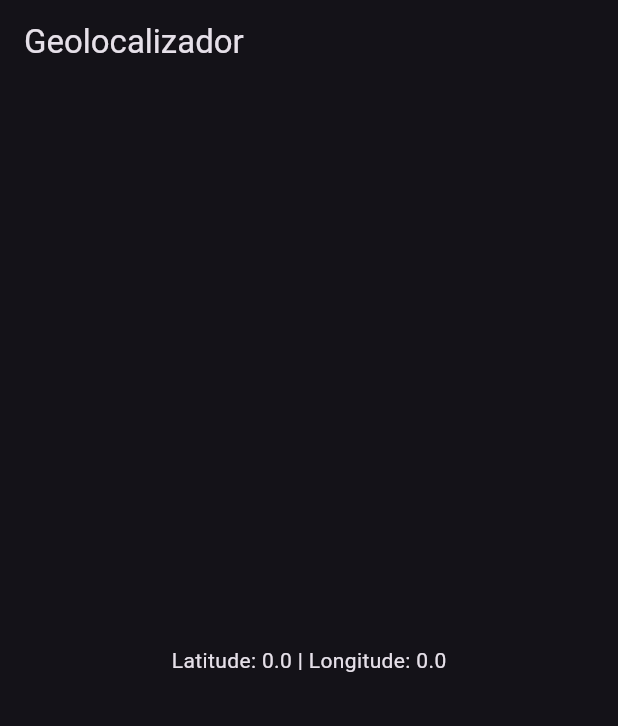
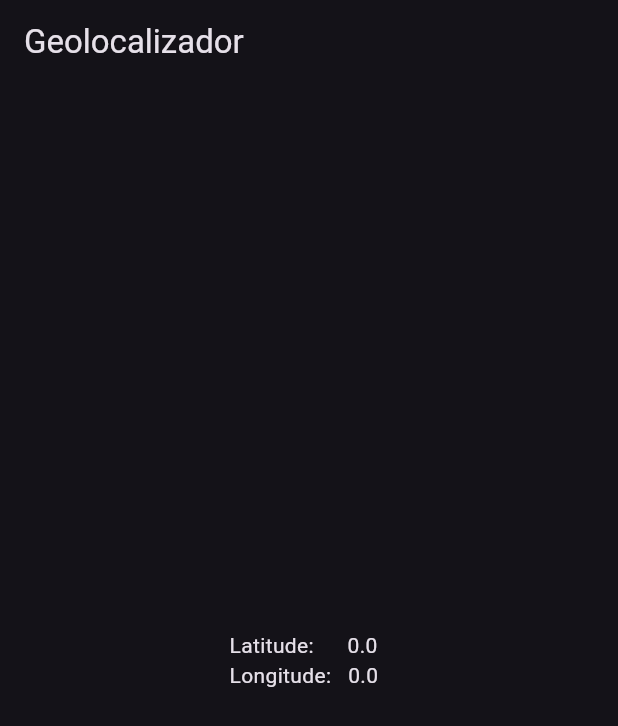
Before and after one commit to Jerry-523/test_gps, a Flutter app: the screen it shows after launch, on a phone screen of 412 x 824 dp. Shown: the top 726 px of the screen. Run offline on Flutter 3.47's test engine with Material 3 defaults, Android fonts, the phone set to English and light mode, and no system bars; our stand-ins replace geolocator.

```diff
--- a/lib/routes/home_page.dart
+++ b/lib/routes/home_page.dart
@@ -22,7 +22,7 @@ class _MyHomePageState extends State<MyHomePage> {
       body: Consumer<PostosController>(
         builder: (context, local, child) {
           String mensagem = local.erro == ''
-              ? 'Latitude: ${local.lat} | Longitude: ${local.long}'
+              ? 'Latitude:\t\t\t\t\t ${local.lat}  \nLongitude:\t\t ${local.long}'
               : local.erro;
 
           return Center(child: Text(mensagem));
```
